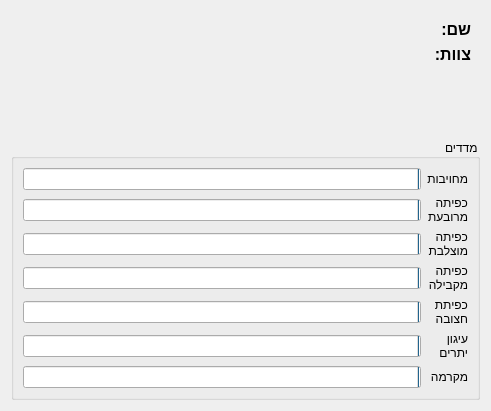
Above: gui/resources/participantdialog.ui from PillowTweezers/PurMyun before the change. Below: the same form after it.
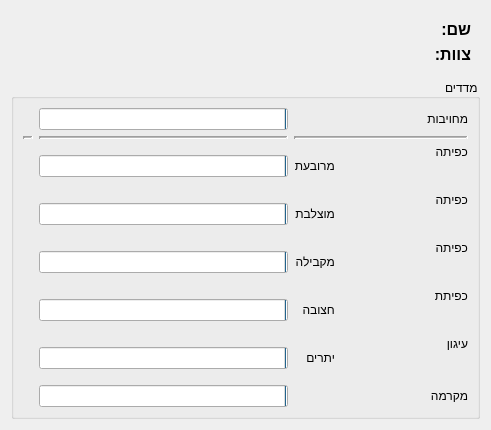
That is the form after the change.

The edit to the form file:
```diff
--- a/gui/resources/participantdialog.ui
+++ b/gui/resources/participantdialog.ui
@@ -87,60 +87,13 @@
       <property name="verticalSpacing">
        <number>6</number>
       </property>
-      <item row="3" column="0">
-       <widget class="QLabel" name="label_8">
-        <property name="text">
-         <string>כפיתה
-מקבילה</string>
-        </property>
-       </widget>
-      </item>
-      <item row="4" column="0">
-       <widget class="QLabel" name="label_9">
-        <property name="text">
-         <string>כפיתת
-חצובה</string>
-        </property>
-       </widget>
-      </item>
-      <item row="0" column="0">
-       <widget class="QLabel" name="label_5">
-        <property name="text">
-         <string>מחויבות</string>
-        </property>
-       </widget>
-      </item>
-      <item row="6" column="0">
+                        <item row="7" column="0">
        <widget class="QLabel" name="label_11">
         <property name="text">
          <string>מקרמה</string>
         </property>
        </widget>
       </item>
-      <item row="1" column="0">
-       <widget class="QLabel" name="label_6">
-        <property name="text">
-         <string>כפיתה
-מרובעת</string>
-        </property>
-       </widget>
-      </item>
-      <item row="5" column="0">
-       <widget class="QLabel" name="label_10">
-        <property name="text">
-         <string>עיגון
-יתרים</string>
-        </property>
-       </widget>
-      </item>
-      <item row="2" column="0">
-       <widget class="QLabel" name="label_7">
-        <property name="text">
-         <string>כפיתה
-מוצלבת</string>
-        </property>
-       </widget>
-      </item>
       <item row="0" column="1">
        <widget class="QProgressBar" name="presenceBar">
         <property name="layoutDirection">
@@ -149,47 +102,253 @@
         <property name="value">
          <number>0</number>
         </property>
-       </widget>
-      </item>
-      <item row="1" column="1">
-       <widget class="QProgressBar" name="squareBar">
+                                <property name="format">
+                                    <string/>
+                                </property>
+                            </widget>
+                        </item>
+                        <item row="6" column="1">
+                            <widget class="QProgressBar" name="anchoringBar">
         <property name="value">
          <number>0</number>
         </property>
+                                <property name="format">
+                                    <string/>
+                                </property>
        </widget>
       </item>
       <item row="2" column="1">
-       <widget class="QProgressBar" name="crossBar">
+                            <widget class="QProgressBar" name="squareBar">
         <property name="value">
          <number>0</number>
+                                </property>
+                                <property name="format">
+                                    <string/>
+                                </property>
+                            </widget>
+                        </item>
+                        <item row="7" column="1">
+                            <widget class="QProgressBar" name="macrameBar">
+                                <property name="value">
+                                    <number>0</number>
+                                </property>
+                                <property name="format">
+                                    <string/>
+                                </property>
+                            </widget>
+                        </item>
+                        <item row="6" column="0">
+                            <widget class="QLabel" name="label_10">
+                                <property name="text">
+                                    <string>עיגון
+                                        יתרים
+                                    </string>
         </property>
        </widget>
       </item>
       <item row="3" column="1">
-       <widget class="QProgressBar" name="parallelBar">
+                            <widget class="QProgressBar" name="crossBar">
         <property name="value">
          <number>0</number>
         </property>
-       </widget>
-      </item>
-      <item row="4" column="1">
-       <widget class="QProgressBar" name="tripodBar">
-        <property name="value">
-         <number>0</number>
+                                <property name="format">
+                                    <string/>
+                                </property>
+                            </widget>
+                        </item>
+                        <item row="4" column="2">
+                            <widget class="QLabel" name="parallelLbl">
+                                <property name="styleSheet">
+                                    <string notr="true">font-weight:bold;font-size:16px;</string>
+                                </property>
+                                <property name="text">
+                                    <string/>
+                                </property>
+                                <property name="alignment">
+                                    <set>Qt::AlignRight|Qt::AlignTrailing|Qt::AlignVCenter</set>
         </property>
        </widget>
       </item>
       <item row="5" column="1">
-       <widget class="QProgressBar" name="anchoringBar">
+                            <widget class="QProgressBar" name="tripodBar">
         <property name="value">
          <number>0</number>
         </property>
-       </widget>
-      </item>
-      <item row="6" column="1">
-       <widget class="QProgressBar" name="macrameBar">
+                                <property name="format">
+                                    <string/>
+                                </property>
+                            </widget>
+                        </item>
+                        <item row="4" column="1">
+                            <widget class="QProgressBar" name="parallelBar">
         <property name="value">
          <number>0</number>
+                                </property>
+                                <property name="format">
+                                    <string/>
+                                </property>
+                            </widget>
+                        </item>
+                        <item row="5" column="0">
+                            <widget class="QLabel" name="label_9">
+                                <property name="text">
+                                    <string>כפיתת
+                                        חצובה
+                                    </string>
+                                </property>
+                            </widget>
+                        </item>
+                        <item row="2" column="2">
+                            <widget class="QLabel" name="squareLbl">
+                                <property name="styleSheet">
+                                    <string notr="true">font-weight:bold;font-size:16px;</string>
+                                </property>
+                                <property name="text">
+                                    <string/>
+                                </property>
+                                <property name="alignment">
+                                    <set>Qt::AlignRight|Qt::AlignTrailing|Qt::AlignVCenter</set>
+                                </property>
+                            </widget>
+                        </item>
+                        <item row="3" column="2">
+                            <widget class="QLabel" name="crossLbl">
+                                <property name="styleSheet">
+                                    <string notr="true">font-weight:bold;font-size:16px;</string>
+                                </property>
+                                <property name="text">
+                                    <string/>
+                                </property>
+                                <property name="alignment">
+                                    <set>Qt::AlignRight|Qt::AlignTrailing|Qt::AlignVCenter</set>
+                                </property>
+                            </widget>
+                        </item>
+                        <item row="4" column="0">
+                            <widget class="QLabel" name="label_8">
+                                <property name="text">
+                                    <string>כפיתה
+                                        מקבילה
+                                    </string>
+                                </property>
+                            </widget>
+                        </item>
+                        <item row="5" column="2">
+                            <widget class="QLabel" name="tripodLbl">
+                                <property name="styleSheet">
+                                    <string notr="true">font-weight:bold;font-size:16px;</string>
+                                </property>
+                                <property name="text">
+                                    <string/>
+                                </property>
+                                <property name="alignment">
+                                    <set>Qt::AlignRight|Qt::AlignTrailing|Qt::AlignVCenter</set>
+                                </property>
+                            </widget>
+                        </item>
+                        <item row="0" column="2">
+                            <widget class="QLabel" name="presenceLbl">
+                                <property name="styleSheet">
+                                    <string notr="true">font-weight:bold;font-size:16px;</string>
+                                </property>
+                                <property name="text">
+                                    <string/>
+                                </property>
+                                <property name="alignment">
+                                    <set>Qt::AlignRight|Qt::AlignTrailing|Qt::AlignVCenter</set>
+                                </property>
+                            </widget>
+                        </item>
+                        <item row="0" column="0">
+                            <widget class="QLabel" name="label_5">
+                                <property name="text">
+                                    <string>מחויבות</string>
+                                </property>
+                            </widget>
+                        </item>
+                        <item row="2" column="0">
+                            <widget class="QLabel" name="label_6">
+                                <property name="text">
+                                    <string>כפיתה
+                                        מרובעת
+                                    </string>
+                                </property>
+                            </widget>
+                        </item>
+                        <item row="3" column="0">
+                            <widget class="QLabel" name="label_7">
+                                <property name="text">
+                                    <string>כפיתה
+                                        מוצלבת
+                                    </string>
+                                </property>
+                            </widget>
+                        </item>
+                        <item row="6" column="2">
+                            <widget class="QLabel" name="anchoringLbl">
+                                <property name="styleSheet">
+                                    <string notr="true">font-weight:bold;font-size:16px;</string>
+                                </property>
+                                <property name="text">
+                                    <string/>
+                                </property>
+                                <property name="alignment">
+                                    <set>Qt::AlignRight|Qt::AlignTrailing|Qt::AlignVCenter</set>
+                                </property>
+                            </widget>
+                        </item>
+                        <item row="7" column="2">
+                            <widget class="QLabel" name="macrameLbl">
+                                <property name="styleSheet">
+                                    <string notr="true">font-weight:bold;font-size:16px;</string>
+                                </property>
+                                <property name="text">
+                                    <string/>
+                                </property>
+                                <property name="alignment">
+                                    <set>Qt::AlignRight|Qt::AlignTrailing|Qt::AlignVCenter</set>
+                                </property>
+                            </widget>
+                        </item>
+                        <item row="1" column="1">
+                            <widget class="Line" name="line">
+                                <property name="frameShadow">
+                                    <enum>QFrame::Sunken</enum>
+                                </property>
+                                <property name="lineWidth">
+                                    <number>2</number>
+                                </property>
+                                <property name="midLineWidth">
+                                    <number>1</number>
+                                </property>
+                                <property name="orientation">
+                                    <enum>Qt::Horizontal</enum>
+                                </property>
+                            </widget>
+                        </item>
+                        <item row="1" column="0">
+                            <widget class="Line" name="line_2">
+                                <property name="lineWidth">
+                                    <number>2</number>
+                                </property>
+                                <property name="midLineWidth">
+                                    <number>1</number>
+                                </property>
+                                <property name="orientation">
+                                    <enum>Qt::Horizontal</enum>
+                                </property>
+                            </widget>
+                        </item>
+                        <item row="1" column="2">
+                            <widget class="Line" name="line_3">
+                                <property name="lineWidth">
+                                    <number>2</number>
+                                </property>
+                                <property name="midLineWidth">
+                                    <number>1</number>
+                                </property>
+                                <property name="orientation">
+                                    <enum>Qt::Horizontal</enum>
         </property>
        </widget>
       </item>
```
Lines whose indentation alone changed are shown as unchanged.
